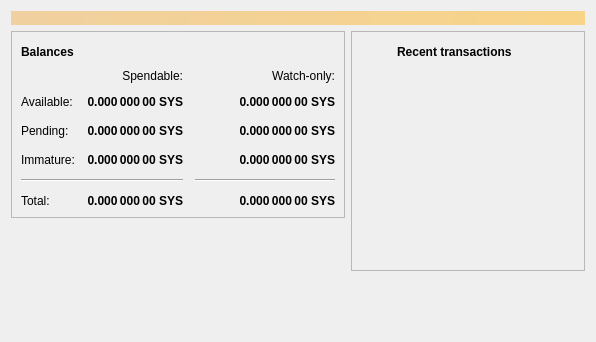
syscoin-core/syscoin-trimmed, file src/qt/forms/overviewpage.ui: the form before one commit.
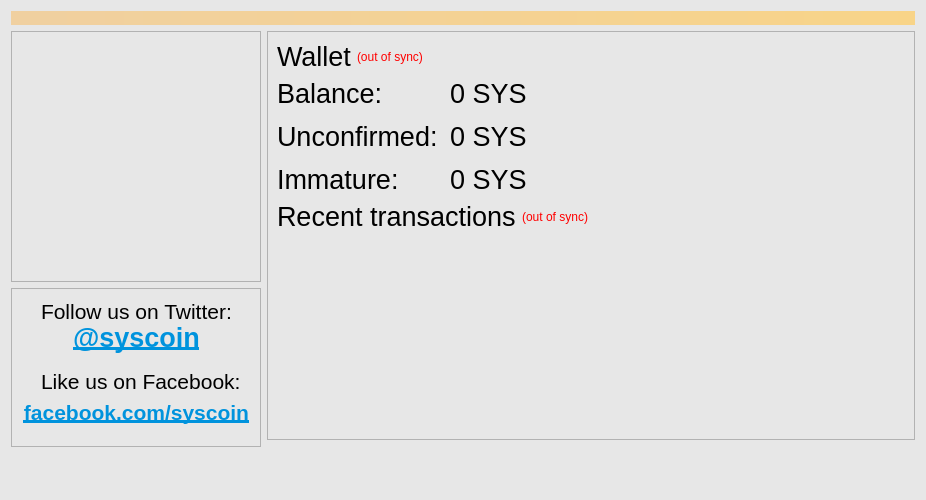
The form after the commit. Icons and pictures are not drawn.

```diff
--- a/src/qt/forms/overviewpage.ui
+++ b/src/qt/forms/overviewpage.ui
@@ -6,10 +6,74 @@
    <rect>
     <x>0</x>
     <y>0</y>
-    <width>596</width>
-    <height>342</height>
+    <width>926</width>
+    <height>500</height>
    </rect>
   </property>
+  <property name="palette">
+   <palette>
+    <active>
+     <colorrole role="Base">
+      <brush brushstyle="SolidPattern">
+       <color alpha="255">
+        <red>255</red>
+        <green>255</green>
+        <blue>255</blue>
+       </color>
+      </brush>
+     </colorrole>
+     <colorrole role="Window">
+      <brush brushstyle="SolidPattern">
+       <color alpha="255">
+        <red>231</red>
+        <green>231</green>
+        <blue>231</blue>
+       </color>
+      </brush>
+     </colorrole>
+    </active>
+    <inactive>
+     <colorrole role="Base">
+      <brush brushstyle="SolidPattern">
+       <color alpha="255">
+        <red>255</red>
+        <green>255</green>
+        <blue>255</blue>
+       </color>
+      </brush>
+     </colorrole>
+     <colorrole role="Window">
+      <brush brushstyle="SolidPattern">
+       <color alpha="255">
+        <red>231</red>
+        <green>231</green>
+        <blue>231</blue>
+       </color>
+      </brush>
+     </colorrole>
+    </inactive>
+    <disabled>
+     <colorrole role="Base">
+      <brush brushstyle="SolidPattern">
+       <color alpha="255">
+        <red>231</red>
+        <green>231</green>
+        <blue>231</blue>
+       </color>
+      </brush>
+     </colorrole>
+     <colorrole role="Window">
+      <brush brushstyle="SolidPattern">
+       <color alpha="255">
+        <red>231</red>
+        <green>231</green>
+        <blue>231</blue>
+       </color>
+      </brush>
+     </colorrole>
+    </disabled>
+   </palette>
+  </property>
   <property name="windowTitle">
    <string>Form</string>
   </property>
@@ -36,6 +100,18 @@
       <layout class="QVBoxLayout" name="verticalLayout_2">
        <item>
         <widget class="QFrame" name="frame">
+         <property name="minimumSize">
+          <size>
+           <width>0</width>
+           <height>251</height>
+          </size>
+         </property>
+         <property name="maximumSize">
+          <size>
+           <width>250</width>
+           <height>250</height>
+          </size>
+         </property>
          <property name="frameShape">
           <enum>QFrame::StyledPanel</enum>
          </property>
@@ -44,202 +120,375 @@
          </property>
          <layout class="QVBoxLayout" name="verticalLayout_4">
           <item>
+           <widget class="QLabel" name="label_2">
+            <property name="minimumSize">
+             <size>
+              <width>0</width>
+              <height>0</height>
+             </size>
+            </property>
+            <property name="maximumSize">
+             <size>
+              <width>200</width>
+              <height>200</height>
+             </size>
+            </property>
+            <property name="text">
+             <string/>
+            </property>
+            <property name="pixmap">
+             <pixmap resource="../bitcoin.qrc">:/icons/bitcoin</pixmap>
+            </property>
+            <property name="scaledContents">
+             <bool>true</bool>
+            </property>
+            <property name="alignment">
+             <set>Qt::AlignCenter</set>
+            </property>
+            <property name="wordWrap">
+             <bool>false</bool>
+            </property>
+            <property name="margin">
+             <number>0</number>
+            </property>
+            <property name="openExternalLinks">
+             <bool>false</bool>
+            </property>
+           </widget>
+          </item>
+         </layout>
+        </widget>
+       </item>
+       <item>
+        <widget class="QFrame" name="frame_3">
+         <property name="minimumSize">
+          <size>
+           <width>250</width>
+           <height>159</height>
+          </size>
+         </property>
+         <property name="maximumSize">
+          <size>
+           <width>250</width>
+           <height>16777215</height>
+          </size>
+         </property>
+         <property name="frameShape">
+          <enum>QFrame::StyledPanel</enum>
+         </property>
+         <property name="frameShadow">
+          <enum>QFrame::Raised</enum>
+         </property>
+         <widget class="QLabel" name="label_6">
+          <property name="geometry">
+           <rect>
+            <x>30</x>
+            <y>10</y>
+            <width>211</width>
+            <height>27</height>
+           </rect>
+          </property>
+          <property name="sizePolicy">
+           <sizepolicy hsizetype="Fixed" vsizetype="Fixed">
+            <horstretch>0</horstretch>
+            <verstretch>0</verstretch>
+           </sizepolicy>
+          </property>
+          <property name="font">
+           <font>
+            <family>Segoe UI</family>
+            <pointsize>16</pointsize>
+           </font>
+          </property>
+          <property name="text">
+           <string>Follow us on Twitter:</string>
+          </property>
+          <property name="scaledContents">
+           <bool>true</bool>
+          </property>
+         </widget>
+         <widget class="QLabel" name="label_7">
+          <property name="geometry">
+           <rect>
+            <x>10</x>
+            <y>30</y>
+            <width>231</width>
+            <height>40</height>
+           </rect>
+          </property>
+          <property name="palette">
+           <palette>
+            <active>
+             <colorrole role="WindowText">
+              <brush brushstyle="SolidPattern">
+               <color alpha="255">
+                <red>39</red>
+                <green>149</green>
+                <blue>213</blue>
+               </color>
+              </brush>
+             </colorrole>
+             <colorrole role="Text">
+              <brush brushstyle="SolidPattern">
+               <color alpha="255">
+                <red>39</red>
+                <green>149</green>
+                <blue>213</blue>
+               </color>
+              </brush>
+             </colorrole>
+            </active>
+            <inactive>
+             <colorrole role="WindowText">
+              <brush brushstyle="SolidPattern">
+               <color alpha="255">
+                <red>39</red>
+                <green>149</green>
+                <blue>213</blue>
+               </color>
+              </brush>
+             </colorrole>
+             <colorrole role="Text">
+              <brush brushstyle="SolidPattern">
+               <color alpha="255">
+                <red>39</red>
+                <green>149</green>
+                <blue>213</blue>
+               </color>
+              </brush>
+             </colorrole>
+            </inactive>
+            <disabled>
+             <colorrole role="WindowText">
+              <brush brushstyle="SolidPattern">
+               <color alpha="255">
+                <red>127</red>
+                <green>127</green>
+                <blue>127</blue>
+               </color>
+              </brush>
+             </colorrole>
+             <colorrole role="Text">
+              <brush brushstyle="SolidPattern">
+               <color alpha="255">
+                <red>127</red>
+                <green>127</green>
+                <blue>127</blue>
+               </color>
+              </brush>
+             </colorrole>
+            </disabled>
+           </palette>
+          </property>
+          <property name="font">
+           <font>
+            <family>Segoe UI</family>
+            <pointsize>20</pointsize>
+            <weight>75</weight>
+            <bold>true</bold>
+           </font>
+          </property>
+          <property name="text">
+           <string>&lt;a href=&quot;https://twitter.com/syscoin&quot;&gt;&lt;span style=&quot; text-decoration: underline; color:#0093dd;&quot;&gt;@syscoin&lt;/span&gt;&lt;/a&gt;</string>
+          </property>
+          <property name="scaledContents">
+           <bool>true</bool>
+          </property>
+          <property name="alignment">
+           <set>Qt::AlignCenter</set>
+          </property>
+          <property name="openExternalLinks">
+           <bool>true</bool>
+          </property>
+         </widget>
+         <widget class="QLabel" name="label_8">
+          <property name="geometry">
+           <rect>
+            <x>10</x>
+            <y>110</y>
+            <width>231</width>
+            <height>30</height>
+           </rect>
+          </property>
+          <property name="palette">
+           <palette>
+            <active>
+             <colorrole role="WindowText">
+              <brush brushstyle="SolidPattern">
+               <color alpha="255">
+                <red>39</red>
+                <green>149</green>
+                <blue>213</blue>
+               </color>
+              </brush>
+             </colorrole>
+             <colorrole role="Text">
+              <brush brushstyle="SolidPattern">
+               <color alpha="255">
+                <red>39</red>
+                <green>149</green>
+                <blue>213</blue>
+               </color>
+              </brush>
+             </colorrole>
+            </active>
+            <inactive>
+             <colorrole role="WindowText">
+              <brush brushstyle="SolidPattern">
+               <color alpha="255">
+                <red>39</red>
+                <green>149</green>
+                <blue>213</blue>
+               </color>
+              </brush>
+             </colorrole>
+             <colorrole role="Text">
+              <brush brushstyle="SolidPattern">
+               <color alpha="255">
+                <red>39</red>
+                <green>149</green>
+                <blue>213</blue>
+               </color>
+              </brush>
+             </colorrole>
+            </inactive>
+            <disabled>
+             <colorrole role="WindowText">
+              <brush brushstyle="SolidPattern">
+               <color alpha="255">
+                <red>127</red>
+                <green>127</green>
+                <blue>127</blue>
+               </color>
+              </brush>
+             </colorrole>
+             <colorrole role="Text">
+              <brush brushstyle="SolidPattern">
+               <color alpha="255">
+                <red>127</red>
+                <green>127</green>
+                <blue>127</blue>
+               </color>
+              </brush>
+             </colorrole>
+            </disabled>
+           </palette>
+          </property>
+          <property name="font">
+           <font>
+            <family>Segoe UI</family>
+            <pointsize>16</pointsize>
+            <weight>75</weight>
+            <bold>true</bold>
+           </font>
+          </property>
+          <property name="text">
+           <string>&lt;html&gt;&lt;head/&gt;&lt;body&gt;&lt;p&gt;&lt;a href=&quot;http://www.facebook.com/syscoin&quot;&gt;&lt;span style=&quot; text-decoration: underline; color:#0093dd;&quot;&gt;facebook.com/syscoin&lt;/span&gt;&lt;/a&gt;&lt;/p&gt;&lt;/body&gt;&lt;/html&gt;</string>
+          </property>
+          <property name="scaledContents">
+           <bool>true</bool>
+          </property>
+          <property name="alignment">
+           <set>Qt::AlignCenter</set>
+          </property>
+          <property name="openExternalLinks">
+           <bool>true</bool>
+          </property>
+         </widget>
+         <widget class="QLabel" name="label_9">
+          <property name="geometry">
+           <rect>
+            <x>30</x>
+            <y>80</y>
+            <width>211</width>
+            <height>27</height>
+           </rect>
+          </property>
+          <property name="sizePolicy">
+           <sizepolicy hsizetype="Fixed" vsizetype="Fixed">
+            <horstretch>0</horstretch>
+            <verstretch>0</verstretch>
+           </sizepolicy>
+          </property>
+          <property name="font">
+           <font>
+            <family>Segoe UI</family>
+            <pointsize>16</pointsize>
+           </font>
+          </property>
+          <property name="text">
+           <string>Like us on Facebook:</string>
+          </property>
+          <property name="scaledContents">
+           <bool>true</bool>
+          </property>
+         </widget>
+        </widget>
+       </item>
+       <item>
+        <spacer name="verticalSpacer">
+         <property name="orientation">
+          <enum>Qt::Vertical</enum>
+         </property>
+         <property name="sizeHint" stdset="0">
+          <size>
+           <width>20</width>
+           <height>40</height>
+          </size>
+         </property>
+        </spacer>
+       </item>
+      </layout>
+     </item>
+     <item>
+      <layout class="QVBoxLayout" name="verticalLayout_3">
+       <item>
+        <widget class="QFrame" name="frame_2">
+         <property name="frameShape">
+          <enum>QFrame::StyledPanel</enum>
+         </property>
+         <property name="frameShadow">
+          <enum>QFrame::Raised</enum>
+         </property>
+         <layout class="QVBoxLayout" name="verticalLayout">
+          <item>
            <layout class="QHBoxLayout" name="horizontalLayout_4">
             <item>
              <widget class="QLabel" name="label_5">
               <property name="font">
                <font>
-                <weight>75</weight>
-                <bold>true</bold>
+                <family>Segoe UI</family>
+                <pointsize>20</pointsize>
+                <weight>50</weight>
+                <bold>false</bold>
+                <kerning>true</kerning>
                </font>
               </property>
-              <property name="text">
-               <string>Balances</string>
+              <property name="styleSheet">
+               <string notr="true"/>
               </property>
-             </widget>
-            </item>
-            <item>
-             <widget class="QPushButton" name="labelWalletStatus">
-              <property name="enabled">
-               <bool>false</bool>
-              </property>
-              <property name="maximumSize">
-               <size>
-                <width>30</width>
-                <height>16777215</height>
-               </size>
-              </property>
-              <property name="toolTip">
-               <string>The displayed information may be out of date. Your wallet automatically synchronizes with the Syscoin network after a connection is established, but this process has not completed yet.</string>
-              </property>
               <property name="text">
-               <string/>
+               <string>Wallet</string>
               </property>
-              <property name="iconSize">
-               <size>
-                <width>24</width>
-                <height>24</height>
-               </size>
-              </property>
-              <property name="flat">
-               <bool>true</bool>
-              </property>
              </widget>
             </item>
             <item>
-             <spacer name="horizontalSpacer_3">
-              <property name="orientation">
-               <enum>Qt::Horizontal</enum>
-              </property>
-              <property name="sizeHint" stdset="0">
-               <size>
-                <width>40</width>
-                <height>20</height>
-               </size>
-              </property>
-             </spacer>
-            </item>
-           </layout>
-          </item>
-          <item>
-           <layout class="QGridLayout" name="gridLayout">
-            <property name="spacing">
-             <number>12</number>
-            </property>
-            <item row="2" column="2">
-             <widget class="QLabel" name="labelWatchPending">
-              <property name="font">
-               <font>
-                <weight>75</weight>
-                <bold>true</bold>
-               </font>
-              </property>
-              <property name="cursor">
-               <cursorShape>IBeamCursor</cursorShape>
-              </property>
+             <widget class="QLabel" name="labelWalletStatus">
               <property name="toolTip">
-               <string>Unconfirmed transactions to watch-only addresses</string>
+               <string>The displayed information may be out of date. Your wallet automatically synchronizes with the SysCoin network after a connection is established, but this process has not completed yet.</string>
               </property>
-              <property name="text">
-               <string notr="true">0.000 000 00 SYS</string>
+              <property name="styleSheet">
+               <string notr="true">QLabel { color: red; }</string>
               </property>
-              <property name="alignment">
-               <set>Qt::AlignRight|Qt::AlignTrailing|Qt::AlignVCenter</set>
-              </property>
-              <property name="textInteractionFlags">
-               <set>Qt::LinksAccessibleByMouse|Qt::TextSelectableByKeyboard|Qt::TextSelectableByMouse</set>
-              </property>
-             </widget>
-            </item>
-            <item row="2" column="1">
-             <widget class="QLabel" name="labelUnconfirmed">
-              <property name="font">
-               <font>
-                <weight>75</weight>
-                <bold>true</bold>
-               </font>
-              </property>
-              <property name="cursor">
-               <cursorShape>IBeamCursor</cursorShape>
-              </property>
-              <property name="toolTip">
-               <string>Total of transactions that have yet to be confirmed, and do not yet count toward the spendable balance</string>
-              </property>
               <property name="text">
-               <string notr="true">0.000 000 00 SYS</string>
+               <string notr="true">(out of sync)</string>
               </property>
               <property name="alignment">
-               <set>Qt::AlignRight|Qt::AlignTrailing|Qt::AlignVCenter</set>
+               <set>Qt::AlignLeading|Qt::AlignLeft|Qt::AlignVCenter</set>
               </property>
-              <property name="textInteractionFlags">
-               <set>Qt::LinksAccessibleByMouse|Qt::TextSelectableByKeyboard|Qt::TextSelectableByMouse</set>
-              </property>
              </widget>
             </item>
-            <item row="3" column="2">
-             <widget class="QLabel" name="labelWatchImmature">
-              <property name="font">
-               <font>
-                <weight>75</weight>
-                <bold>true</bold>
-               </font>
-              </property>
-              <property name="cursor">
-               <cursorShape>IBeamCursor</cursorShape>
-              </property>
-              <property name="toolTip">
-               <string>Mined balance in watch-only addresses that has not yet matured</string>
-              </property>
-              <property name="text">
-               <string notr="true">0.000 000 00 SYS</string>
-              </property>
-              <property name="alignment">
-               <set>Qt::AlignRight|Qt::AlignTrailing|Qt::AlignVCenter</set>
-              </property>
-              <property name="textInteractionFlags">
-               <set>Qt::LinksAccessibleByMouse|Qt::TextSelectableByKeyboard|Qt::TextSelectableByMouse</set>
-              </property>
-             </widget>
-            </item>
-            <item row="4" column="0" colspan="2">
-             <widget class="Line" name="line">
-              <property name="orientation">
-               <enum>Qt::Horizontal</enum>
-              </property>
-             </widget>
-            </item>
-            <item row="4" column="2">
-             <widget class="Line" name="lineWatchBalance">
-              <property name="sizePolicy">
-               <sizepolicy hsizetype="Preferred" vsizetype="Fixed">
-                <horstretch>0</horstretch>
-                <verstretch>0</verstretch>
-               </sizepolicy>
-              </property>
-              <property name="minimumSize">
-               <size>
-                <width>140</width>
-                <height>0</height>
-               </size>
-              </property>
-              <property name="orientation">
-               <enum>Qt::Horizontal</enum>
-              </property>
-             </widget>
-            </item>
-            <item row="5" column="0">
-             <widget class="QLabel" name="labelTotalText">
-              <property name="text">
-               <string>Total:</string>
-              </property>
-             </widget>
-            </item>
-            <item row="3" column="1">
-             <widget class="QLabel" name="labelImmature">
-              <property name="font">
-               <font>
-                <weight>75</weight>
-                <bold>true</bold>
-               </font>
-              </property>
-              <property name="cursor">
-               <cursorShape>IBeamCursor</cursorShape>
-              </property>
-              <property name="toolTip">
-               <string>Mined balance that has not yet matured</string>
-              </property>
-              <property name="text">
-               <string notr="true">0.000 000 00 SYS</string>
-              </property>
-              <property name="alignment">
-               <set>Qt::AlignRight|Qt::AlignTrailing|Qt::AlignVCenter</set>
-              </property>
-              <property name="textInteractionFlags">
-               <set>Qt::LinksAccessibleByMouse|Qt::TextSelectableByKeyboard|Qt::TextSelectableByMouse</set>
-              </property>
-             </widget>
-            </item>
-            <item row="2" column="3">
+            <item>
              <spacer name="horizontalSpacer_2">
               <property name="orientation">
                <enum>Qt::Horizontal</enum>
@@ -252,124 +501,89 @@
               </property>
              </spacer>
             </item>
-            <item row="3" column="0">
-             <widget class="QLabel" name="labelImmatureText">
-              <property name="text">
-               <string>Immature:</string>
-              </property>
-             </widget>
-            </item>
-            <item row="5" column="1">
-             <widget class="QLabel" name="labelTotal">
+           </layout>
+          </item>
+          <item>
+           <layout class="QFormLayout" name="formLayout_2">
+            <property name="fieldGrowthPolicy">
+             <enum>QFormLayout::AllNonFixedFieldsGrow</enum>
+            </property>
+            <property name="horizontalSpacing">
+             <number>12</number>
+            </property>
+            <property name="verticalSpacing">
+             <number>12</number>
+            </property>
+            <item row="0" column="0">
+             <widget class="QLabel" name="label">
               <property name="font">
                <font>
-                <weight>75</weight>
-                <bold>true</bold>
+                <family>Segoe UI</family>
+                <pointsize>20</pointsize>
                </font>
               </property>
-              <property name="cursor">
-               <cursorShape>IBeamCursor</cursorShape>
-              </property>
-              <property name="toolTip">
-               <string>Your current total balance</string>
-              </property>
               <property name="text">
-               <string notr="true">0.000 000 00 SYS</string>
+               <string>Balance:</string>
               </property>
-              <property name="alignment">
-               <set>Qt::AlignRight|Qt::AlignTrailing|Qt::AlignVCenter</set>
-              </property>
-              <property name="textInteractionFlags">
-               <set>Qt::LinksAccessibleByMouse|Qt::TextSelectableByKeyboard|Qt::TextSelectableByMouse</set>
-              </property>
              </widget>
             </item>
-            <item row="5" column="2">
-             <widget class="QLabel" name="labelWatchTotal">
+            <item row="0" column="1">
+             <widget class="QLabel" name="labelBalance">
               <property name="font">
                <font>
-                <weight>75</weight>
-                <bold>true</bold>
+                <family>Segoe UI</family>
+                <pointsize>20</pointsize>
+                <weight>50</weight>
+                <bold>false</bold>
+                <kerning>true</kerning>
                </font>
               </property>
               <property name="cursor">
                <cursorShape>IBeamCursor</cursorShape>
               </property>
               <property name="toolTip">
-               <string>Current total balance in watch-only addresses</string>
+               <string>Your current balance</string>
               </property>
               <property name="text">
-               <string notr="true">0.000 000 00 SYS</string>
+               <string notr="true">0 SYS</string>
               </property>
-              <property name="alignment">
-               <set>Qt::AlignRight|Qt::AlignTrailing|Qt::AlignVCenter</set>
-              </property>
               <property name="textInteractionFlags">
                <set>Qt::LinksAccessibleByMouse|Qt::TextSelectableByKeyboard|Qt::TextSelectableByMouse</set>
               </property>
              </widget>
             </item>
-            <item row="0" column="2">
-             <widget class="QLabel" name="labelWatchonly">
-              <property name="text">
-               <string>Watch-only:</string>
-              </property>
-              <property name="alignment">
-               <set>Qt::AlignRight|Qt::AlignTrailing|Qt::AlignVCenter</set>
-              </property>
-             </widget>
-            </item>
             <item row="1" column="0">
-             <widget class="QLabel" name="labelBalanceText">
+             <widget class="QLabel" name="label_3">
+              <property name="font">
+               <font>
+                <family>Segoe UI</family>
+                <pointsize>20</pointsize>
+               </font>
+              </property>
               <property name="text">
-               <string>Available:</string>
+               <string>Unconfirmed:</string>
               </property>
              </widget>
             </item>
             <item row="1" column="1">
-             <widget class="QLabel" name="labelBalance">
+             <widget class="QLabel" name="labelUnconfirmed">
               <property name="font">
                <font>
-                <weight>75</weight>
-                <bold>true</bold>
+                <family>Segoe UI</family>
+                <pointsize>20</pointsize>
+                <weight>50</weight>
+                <bold>false</bold>
+                <kerning>true</kerning>
                </font>
               </property>
               <property name="cursor">
                <cursorShape>IBeamCursor</cursorShape>
               </property>
               <property name="toolTip">
-               <string>Your current spendable balance</string>
+               <string>Total of transactions that have yet to be confirmed, and do not yet count toward the current balance</string>
               </property>
               <property name="text">
-               <string notr="true">0.000 000 00 SYS</string>
-              </property>
-              <property name="alignment">
-               <set>Qt::AlignRight|Qt::AlignTrailing|Qt::AlignVCenter</set>
-              </property>
-              <property name="textInteractionFlags">
-               <set>Qt::LinksAccessibleByMouse|Qt::TextSelectableByKeyboard|Qt::TextSelectableByMouse</set>
-              </property>
-             </widget>
-            </item>
-            <item row="1" column="2">
-             <widget class="QLabel" name="labelWatchAvailable">
-              <property name="font">
-               <font>
-                <weight>75</weight>
-                <bold>true</bold>
-               </font>
-              </property>
-              <property name="cursor">
-               <cursorShape>IBeamCursor</cursorShape>
-              </property>
-              <property name="toolTip">
-               <string>Your current balance in watch-only addresses</string>
-              </property>
-              <property name="text">
-               <string notr="true">0.000 000 00 SYS</string>
-              </property>
-              <property name="alignment">
-               <set>Qt::AlignRight|Qt::AlignTrailing|Qt::AlignVCenter</set>
+               <string notr="true">0 SYS</string>
               </property>
               <property name="textInteractionFlags">
                <set>Qt::LinksAccessibleByMouse|Qt::TextSelectableByKeyboard|Qt::TextSelectableByMouse</set>
@@ -377,95 +591,53 @@
              </widget>
             </item>
             <item row="2" column="0">
-             <widget class="QLabel" name="labelPendingText">
+             <widget class="QLabel" name="labelImmatureText">
+              <property name="font">
+               <font>
+                <family>Segoe UI</family>
+                <pointsize>20</pointsize>
+               </font>
+              </property>
               <property name="text">
-               <string>Pending:</string>
+               <string>Immature:</string>
               </property>
              </widget>
             </item>
-            <item row="0" column="1">
-             <widget class="QLabel" name="labelSpendable">
+            <item row="2" column="1">
+             <widget class="QLabel" name="labelImmature">
+              <property name="font">
+               <font>
+                <family>Segoe UI</family>
+                <pointsize>20</pointsize>
+                <weight>50</weight>
+                <bold>false</bold>
+                <kerning>true</kerning>
+               </font>
+              </property>
+              <property name="toolTip">
+               <string>Mined balance that has not yet matured</string>
+              </property>
               <property name="text">
-               <string>Spendable:</string>
+               <string notr="true">0 SYS</string>
               </property>
-              <property name="alignment">
-               <set>Qt::AlignRight|Qt::AlignTrailing|Qt::AlignVCenter</set>
+              <property name="textInteractionFlags">
+               <set>Qt::LinksAccessibleByMouse|Qt::TextSelectableByKeyboard|Qt::TextSelectableByMouse</set>
               </property>
              </widget>
             </item>
            </layout>
           </item>
-         </layout>
-        </widget>
-       </item>
-       <item>
-        <spacer name="verticalSpacer">
-         <property name="orientation">
-          <enum>Qt::Vertical</enum>
-         </property>
-         <property name="sizeHint" stdset="0">
-          <size>
-           <width>20</width>
-           <height>40</height>
-          </size>
-         </property>
-        </spacer>
-       </item>
-      </layout>
-     </item>
-     <item>
-      <layout class="QVBoxLayout" name="verticalLayout_3">
-       <item>
-        <widget class="QFrame" name="frame_2">
-         <property name="frameShape">
-          <enum>QFrame::StyledPanel</enum>
-         </property>
-         <property name="frameShadow">
-          <enum>QFrame::Raised</enum>
-         </property>
-         <layout class="QVBoxLayout" name="verticalLayout">
           <item>
            <layout class="QHBoxLayout" name="horizontalLayout_2">
-            <item>
-             <widget class="QPushButton" name="labelTransactionsStatus">
-              <property name="enabled">
-               <bool>false</bool>
-              </property>
-              <property name="sizePolicy">
-               <sizepolicy hsizetype="Minimum" vsizetype="Fixed">
-                <horstretch>0</horstretch>
-                <verstretch>0</verstretch>
-               </sizepolicy>
-              </property>
-              <property name="maximumSize">
-               <size>
-                <width>30</width>
-                <height>16777215</height>
-               </size>
-              </property>
-              <property name="toolTip">
-               <string>The displayed information may be out of date. Your wallet automatically synchronizes with the Syscoin network after a connection is established, but this process has not completed yet.</string>
-              </property>
-              <property name="text">
-               <string/>
-              </property>
-              <property name="iconSize">
-               <size>
-                <width>24</width>
-                <height>24</height>
-               </size>
-              </property>
-              <property name="flat">
-               <bool>true</bool>
-              </property>
-             </widget>
-            </item>
             <item>
              <widget class="QLabel" name="label_4">
               <property name="font">
                <font>
-                <weight>75</weight>
-                <bold>true</bold>
+                <family>Segoe UI</family>
+                <pointsize>20</pointsize>
+                <weight>50</weight>
+                <bold>false</bold>
+                <kerning>true</kerning>
                </font>
               </property>
               <property name="text">
@@ -473,6 +645,22 @@
               </property>
              </widget>
             </item>
+            <item>
+             <widget class="QLabel" name="labelTransactionsStatus">
+              <property name="toolTip">
+               <string>The displayed information may be out of date. Your wallet automatically synchronizes with the SysCoin network after a connection is established, but this process has not completed yet.</string>
+              </property>
+              <property name="styleSheet">
+               <string notr="true">QLabel { color: red; }</string>
+              </property>
+              <property name="text">
+               <string notr="true">(out of sync)</string>
+              </property>
+              <property name="alignment">
+               <set>Qt::AlignRight|Qt::AlignTrailing|Qt::AlignVCenter</set>
+              </property>
+             </widget>
+            </item>
             <item>
              <spacer name="horizontalSpacer">
               <property name="orientation">
```
Left out of the diff: 4 changed lines with no effect on the pictures.
